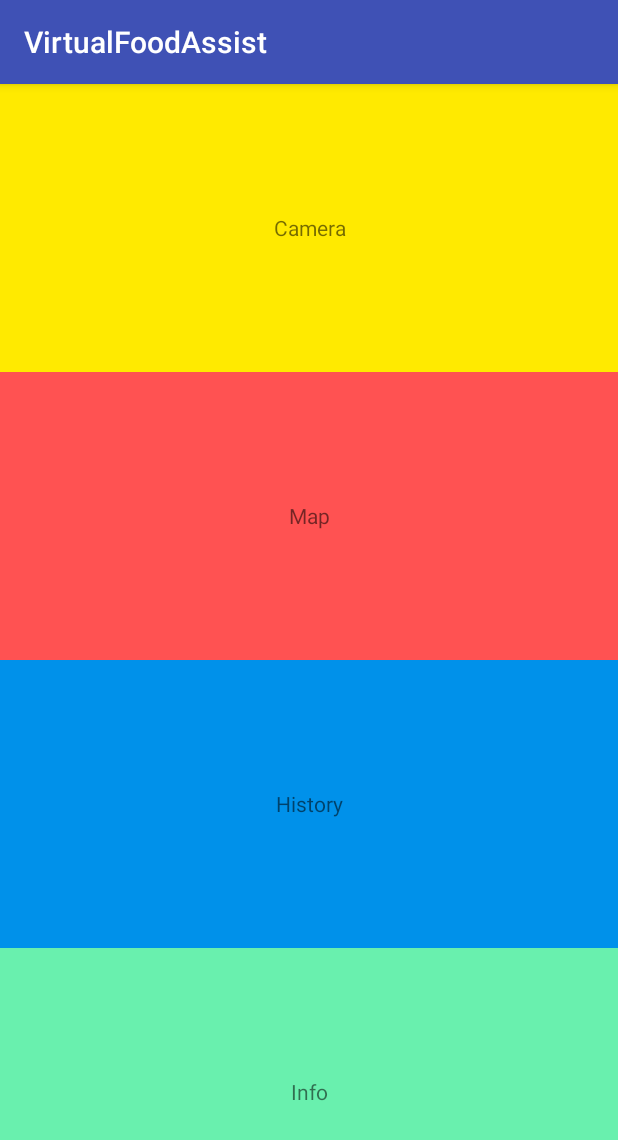
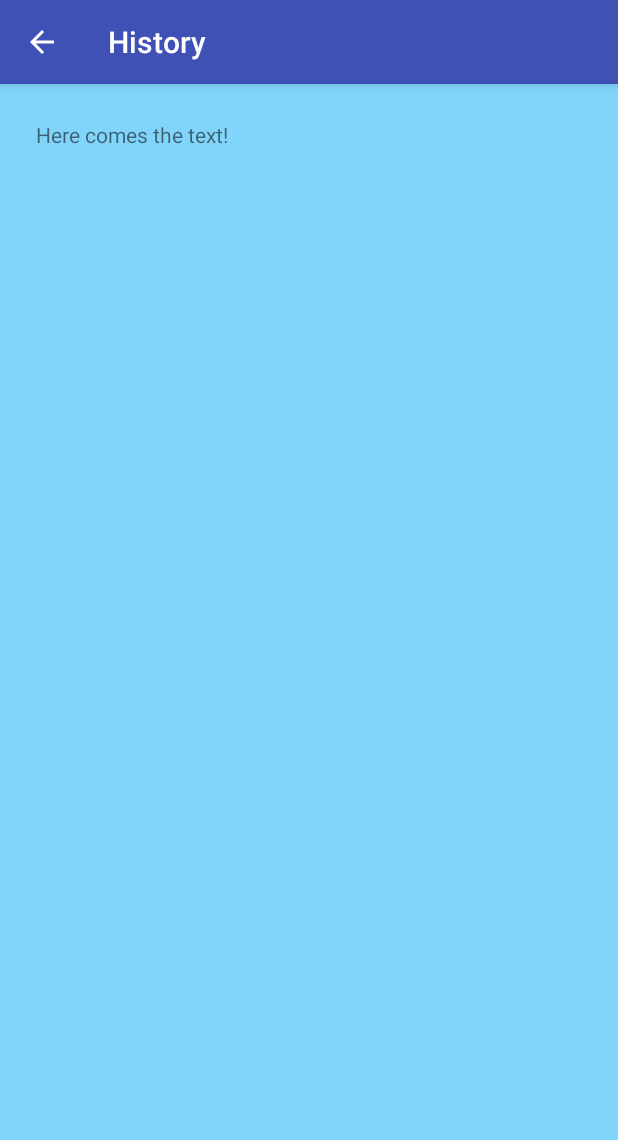
Before and after one commit to mmickee1/VirtualFoodAssist, an Android app: the screen it shows after launch (MainActivity), after a tap on "History", on a phone screen of 412 x 824 dp. Shown: the top 1140 px of the screen. Run offline under Robolectric (Android 15) with nearby library versions, the phone set to English and light mode, and no system bars; libraries missing offline, so code that uses them is left out: com.google.ar.core; 1 other tap on this screen came first.

Commit message:
added history part

```diff
--- /dev/null
+++ b/app/src/main/java/com/android/example/virtualfoodassist/History.kt
@@ -0,0 +1,72 @@
+package com.android.example.virtualfoodassist
+
+import android.content.Context
+import android.os.Bundle
+import android.support.v4.app.Fragment
+import android.support.v7.app.AppCompatActivity
+import android.util.Log
+import android.view.LayoutInflater
+import android.view.View
+import android.view.ViewGroup
+import android.widget.TextView
+import java.io.File
+
+class History() : Fragment() {
+
+    val filename = "history.txt"
+    var file = File(filename)
+
+    override fun onCreate(savedInstanceState: Bundle?) {
+        super.onCreate(savedInstanceState)
+    }
+
+    override fun onCreateView(inflater: LayoutInflater, container: ViewGroup?, savedInstanceState: Bundle?): View? {
+        val view = inflater.inflate(R.layout.history, container, false)
+        (activity as AppCompatActivity).supportActionBar!!.setDisplayHomeAsUpEnabled(true)
+        (activity as AppCompatActivity).supportActionBar!!.setDisplayShowHomeEnabled(true)
+        (activity as AppCompatActivity).setTitle(R.string.history)
+        setHasOptionsMenu(true)
+
+        val txtShowNote = view.findViewById<TextView>(R.id.txtShowNotes)
+
+        //currently empty
+        //crashes if empty. add null check , when done, remove comments
+        //TODO: nullcheck
+        /*
+        txtShowNote.text =
+                context!!.openFileInput(filename).bufferedReader().use {
+                    it.readText()
+                }*/
+
+        return view
+    }
+
+    override fun onAttach(context: Context?) {
+        super.onAttach(context)
+    }
+
+    override fun onPause() {
+        super.onPause()
+    }
+
+    override fun onStart() {
+        super.onStart()
+    }
+
+    override fun onResume() {
+        super.onResume()
+    }
+
+    override fun onDetach() {
+        super.onDetach()
+    }
+
+    override fun onStop() {
+        super.onStop()
+    }
+
+    override fun onDestroy() {
+        super.onDestroy()
+    }
+
+}
--- a/app/src/main/java/com/android/example/virtualfoodassist/MainActivity.kt
+++ b/app/src/main/java/com/android/example/virtualfoodassist/MainActivity.kt
@@ -43,6 +43,7 @@ class MainActivity : AppCompatActivity() {
 
         txt_history.setOnClickListener {
             Log.d("clicked", "History")
+            supportFragmentManager.beginTransaction().replace(R.id.main_container_child, History()).addToBackStack(null).commit()
         }
 
     }
--- a/app/src/main/res/layout/activity_main.xml
+++ b/app/src/main/res/layout/activity_main.xml
@@ -32,7 +32,9 @@
             android:layout_weight="1"
             android:background="@color/yellow400"
             android:gravity="center"
-            android:text="@string/camera" />
+            android:text="@string/camera"
+            android:textSize="26sp"
+            android:textStyle="bold" />
 
         <TextView
             android:id="@+id/txt_map"
@@ -41,7 +43,9 @@
             android:layout_weight="1"
             android:background="@color/redA200"
             android:gravity="center"
-            android:text="@string/map" />
+            android:text="@string/map"
+            android:textSize="26sp"
+            android:textStyle="bold" />
 
         <TextView
             android:id="@+id/txt_history"
@@ -50,16 +54,20 @@
             android:layout_weight="1"
             android:background="@color/lightblueA700"
             android:gravity="center"
-            android:text="@string/history" />
+            android:text="@string/history"
+            android:textSize="26sp"
+            android:textStyle="bold" />
 
         <TextView
             android:id="@+id/txt_info"
             android:layout_width="match_parent"
             android:layout_height="wrap_content"
             android:layout_weight="1"
+            android:textSize="26sp"
             android:background="@color/greenA200"
             android:gravity="center"
-            android:text="@string/info" />
+            android:text="@string/info"
+            android:textStyle="bold" />
     </LinearLayout>
 
 
--- /dev/null
+++ b/app/src/main/res/layout/history.xml
@@ -0,0 +1,16 @@
+<?xml version="1.0" encoding="utf-8"?>
+<LinearLayout xmlns:android="http://schemas.android.com/apk/res/android"
+    android:layout_width="match_parent"
+    android:layout_height="match_parent"
+    android:background="@color/lightblue200"
+    android:orientation="vertical">
+
+    <TextView
+        android:id="@+id/txtShowNotes"
+        android:layout_width="match_parent"
+        android:layout_height="wrap_content"
+        android:layout_margin="16dp"
+        android:padding="8dp"
+        android:text="@string/placeholder_text" />
+
+</LinearLayout>
```
Also changed, not shown: app/src/main/java/com/android/example/virtualfoodassist/Location.kt (+27 -5 lines), app/src/main/res/values/strings.xml (+5 -3 lines).
